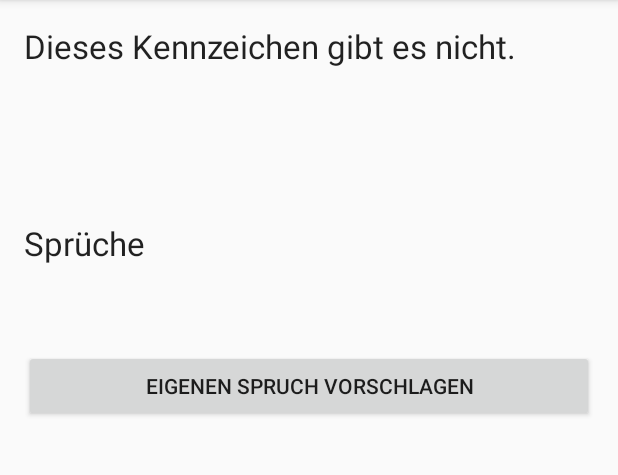
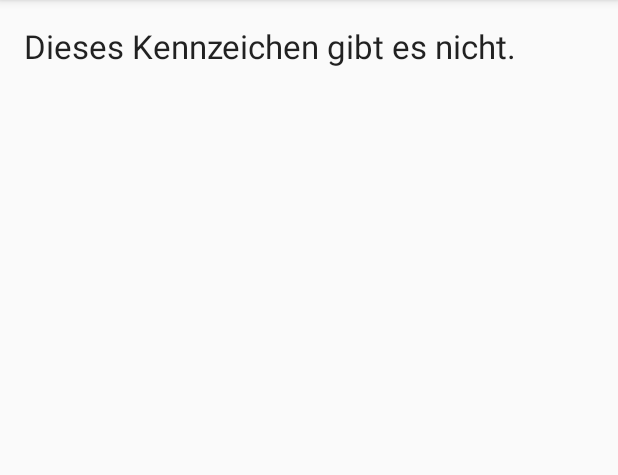
Before and after one commit to gisbertamm/kfz-kennzeichen, an Android app: the screen it shows after launch (SearchActivity), after a tap on "SUCHEN", on a phone screen of 412 x 824 dp, the part 84-559 px from its top. Run offline under Robolectric (Android 15) with nearby library versions, the phone set to English and light mode, and no system bars.

Commit message:
corrected logic and enhanced display when nothing was found

```diff
--- a/app/src/main/java/kfzkennzeichen/gisbertamm/de/kfz_kennzeichen/ResultFragment.java
+++ b/app/src/main/java/kfzkennzeichen/gisbertamm/de/kfz_kennzeichen/ResultFragment.java
@@ -63,17 +63,22 @@ public class ResultFragment extends Fragment {
     @Override
     public View onCreateView(LayoutInflater inflater, ViewGroup container, Bundle savedInstanceState) {
         View view = inflater.inflate(R.layout.fragment_result, container, false);
+        final SavedEntry savedEntry = getSavedEntry();
+        final TextView code = (TextView) view.findViewById(R.id.result_code);
+        Button proposeJoke = (Button) view.findViewById(R.id.button_propose_joke);
 
-        final TextView code = (TextView) view.findViewById(R.id.result_code);
+        if (savedEntry == null) { // nothing found
+            code.setText(getString(R.string.nothing_found));
+            proposeJoke.setVisibility(View.INVISIBLE);
+            view.findViewById(R.id.result_jokes_heading).setVisibility(View.INVISIBLE);
+            return view;
+        }
+
         TextView district = (TextView) view.findViewById(R.id.result_district);
         TextView districtCenter = (TextView) view.findViewById(R.id.result_district_center);
         TextView jokes = (TextView) view.findViewById(R.id.result_jokes);
-        Button proposeJoke = (Button) view.findViewById(R.id.button_propose_joke);
         ImageView crestView = (ImageView) view.findViewById(R.id.crest);
 
-        final SavedEntry savedEntry = getSavedEntry();
-
-        if (savedEntry != null) {
         code.setText(savedEntry.getCode());
 
         district.setText(savedEntry.getDistrict());
@@ -89,9 +94,6 @@ public class ResultFragment extends Fragment {
 
         String jokesText = concatJokesStrings(savedEntry.getJokes());
         jokes.setText(jokesText);
-        } else {
-            code.setText(getString(R.string.nothing_found));
-        }
 
         proposeJoke.setOnClickListener(new View.OnClickListener() {
             @Override
```
Lines whose indentation alone changed are shown as unchanged.
